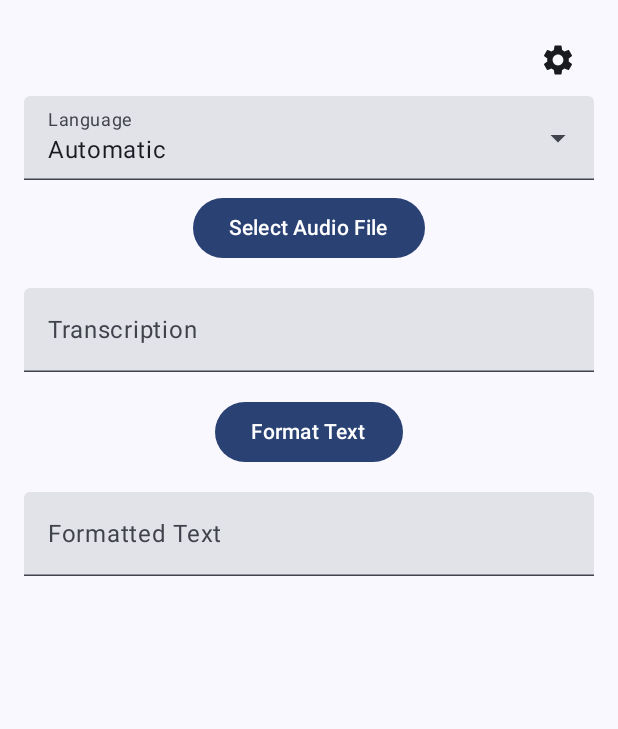
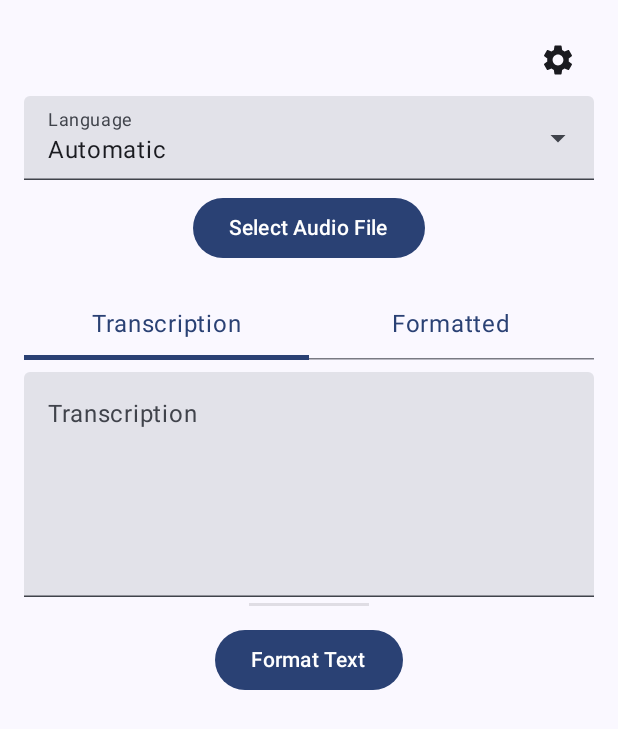
Before and after one commit to valenzine/whisper-droid, an Android app built with Jetpack Compose: the screen it shows after launch (MainActivity), on a phone screen of 412 x 824 dp. Shown: the top 729 px of the screen. Run offline under Robolectric (Android 15) with nearby library versions, the light colour scheme and no system bars.

Commit message:
Add resizable tabbed text fields to MainScreen
Introduces tabbed interface for switching between transcription and formatted text, each with independently resizable text fields via a drag handle. Improves usability by allowing users to adjust the height of each text area and keeps the format button accessible below the tabs.

```diff
--- a/app/src/main/java/com/valenzine/whisperdroid/ui/MainScreen.kt
+++ b/app/src/main/java/com/valenzine/whisperdroid/ui/MainScreen.kt
@@ -2,7 +2,11 @@ package com.valenzine.whisperdroid.ui
 
 import androidx.activity.compose.rememberLauncherForActivityResult
 import androidx.activity.result.contract.ActivityResultContracts
+import androidx.compose.foundation.background
+import androidx.compose.foundation.gestures.detectDragGestures
 import androidx.compose.foundation.layout.*
+import androidx.compose.ui.input.pointer.pointerInput
+import androidx.compose.ui.graphics.Color
 import androidx.compose.material.icons.Icons
 import androidx.compose.material.icons.filled.Settings
 import androidx.compose.material3.*
@@ -164,35 +168,86 @@ fun MainScreen(navController: NavController, sharedAudioUri: Uri? = null) {
             }
         }
 
+        // Tabs for switching between transcription and formatted text
+        var activeTabIndex by remember { mutableStateOf(0) }
+        val tabs = listOf("Transcription", "Formatted")
+
+        // Separate height state per tab so the user can resize each independently
+        var transcriptionHeight by remember { mutableStateOf(150.dp) }
+        var formattedHeight by remember { mutableStateOf(150.dp) }
+
+        val density = androidx.compose.ui.platform.LocalDensity.current
+
+        TabRow(selectedTabIndex = activeTabIndex) {
+            tabs.forEachIndexed { index, title ->
+                Tab(selected = activeTabIndex == index, onClick = { activeTabIndex = index }) {
+                    Text(text = title, modifier = Modifier.padding(12.dp))
+                }
+            }
+        }
+
+        Spacer(modifier = Modifier.height(8.dp))
+
+        // Content area (only one tab visible at a time). Each tab remembers its own height.
+        if (activeTabIndex == 0) {
             TextField(
                 value = transcription,
                 onValueChange = { },
                 label = { Text("Transcription") },
                 modifier = Modifier
                     .fillMaxWidth()
-                .heightIn(min = 56.dp, max = 150.dp),
-            maxLines = 10,
+                    .height(transcriptionHeight),
+                maxLines = Int.MAX_VALUE,
                 singleLine = false
             )
-
-        Spacer(modifier = Modifier.height(16.dp))
-
-        Button(onClick = { viewModel.formatText() }) {
-            Text("Format Text")
-        }
-
-        Spacer(modifier = Modifier.height(16.dp))
-
+        } else {
             TextField(
                 value = formattedText,
                 onValueChange = { },
                 label = { Text("Formatted Text") },
                 modifier = Modifier
                     .fillMaxWidth()
-                .heightIn(min = 56.dp, max = 150.dp),
-            maxLines = 10,
+                    .height(formattedHeight),
+                maxLines = Int.MAX_VALUE,
                 singleLine = false
             )
+        }
+
+        // Drag handle that adjusts the height of the currently visible tab's area
+        Box(
+            modifier = Modifier
+                .fillMaxWidth()
+                .height(10.dp)
+                .padding(vertical = 4.dp)
+                .pointerInput(activeTabIndex) {
+                    detectDragGestures { change, dragAmount ->
+                        change.consume()
+                        val deltaDp = with(density) { dragAmount.y.toDp() }
+                        if (activeTabIndex == 0) {
+                            transcriptionHeight = (transcriptionHeight + deltaDp).coerceIn(80.dp, 800.dp)
+                        } else {
+                            formattedHeight = (formattedHeight + deltaDp).coerceIn(80.dp, 800.dp)
+                        }
+                    }
+                }
+                .background(Color.Transparent),
+            contentAlignment = Alignment.Center
+        ) {
+            // visible affordance for the drag handle
+            Box(
+                modifier = Modifier
+                    .width(80.dp)
+                    .height(4.dp)
+                    .background(MaterialTheme.colorScheme.onSurface.copy(alpha = 0.12f))
+            )
+        }
+
+        Spacer(modifier = Modifier.height(8.dp))
+
+        // Keep the format button available below the tabs
+        Button(onClick = { viewModel.formatText() }) {
+            Text("Format Text")
+        }
     }
 }
 
```
Lines whose indentation alone changed are shown as unchanged.
